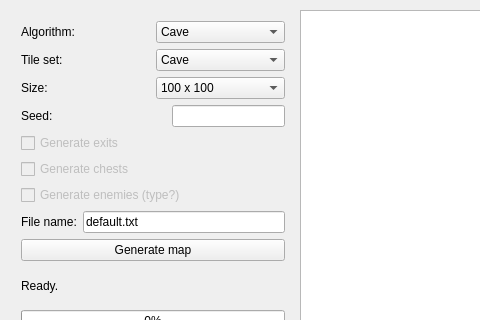
Qt form ui/mainwindow.ui (mewbak/Random_Map_Generator) before a commit; both pictures show x 0 to 480 and y 0 to 320 of the 810 by 450 pixel window.
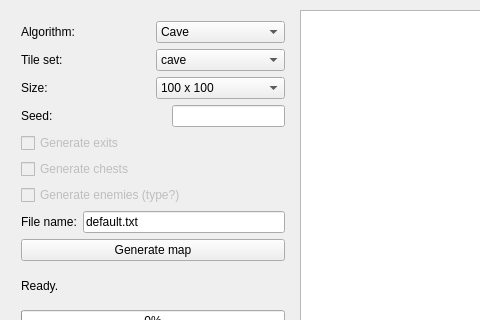
The same form after that commit.

Diff of the .ui file:
```diff
--- a/ui/mainwindow.ui
+++ b/ui/mainwindow.ui
@@ -126,7 +126,7 @@
          </property>
          <item>
           <property name="text">
-           <string>Cave</string>
+           <string>cave</string>
           </property>
          </item>
          <item>
```
Left out of the diff: 4 changed lines with no effect on the pictures.
